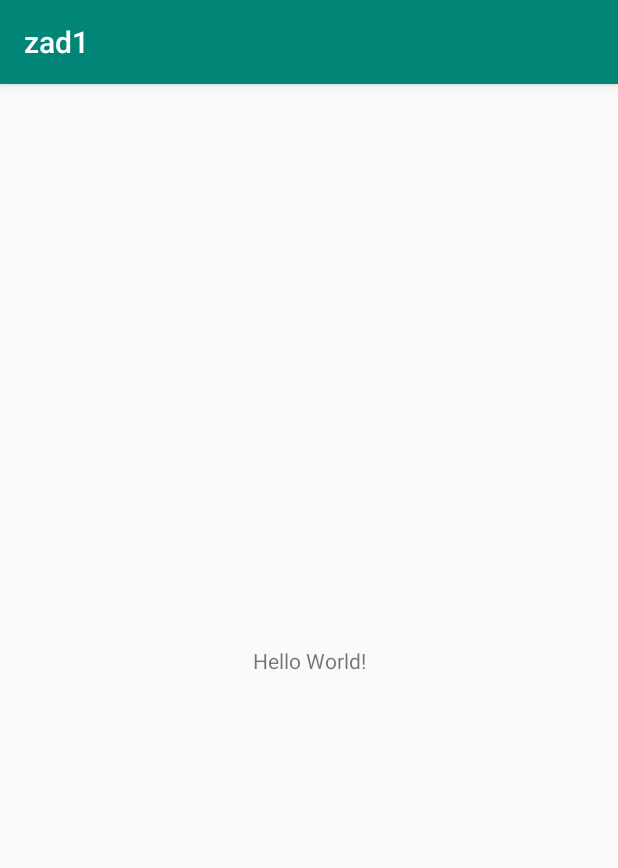
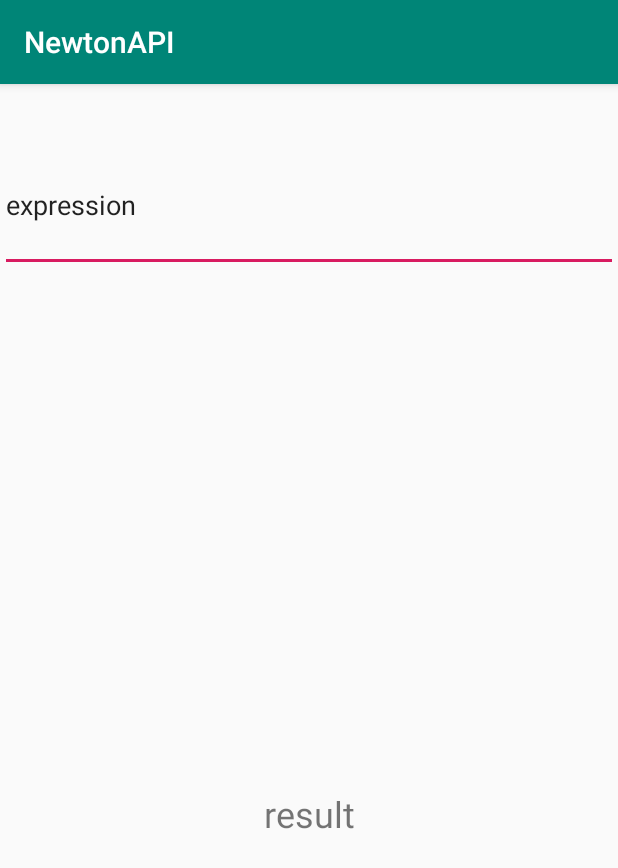
Before and after one commit to JakubGogola-IDENTT/mobile_apps, an Android app: the screen it shows after launch (MainActivity), on a phone screen of 412 x 824 dp. Shown: the top 868 px of the screen. Run offline under Robolectric (Android 15) with nearby library versions, the phone set to English and light mode, and no system bars.

```diff
--- /dev/null
+++ b/lista6/zad1/app/src/main/java/com/example/zad1/ButtonsGenerator.kt
@@ -0,0 +1,13 @@
+package com.example.zad1
+
+import android.widget.TableLayout
+
+class ButtonsGenerator(private val mainActivity: MainActivity) {
+
+    init {
+        val tableLayout = mainActivity.findViewById<TableLayout>(R.id.buttons_layout) as TableLayout
+        var buttonID = 100
+
+    }
+
+}
--- a/lista6/zad1/app/src/main/java/com/example/zad1/MainActivity.kt
+++ b/lista6/zad1/app/src/main/java/com/example/zad1/MainActivity.kt
@@ -8,14 +8,19 @@ import retrofit2.converter.gson.GsonConverterFactory
 class MainActivity : AppCompatActivity() {
 
     private lateinit var retrofit: Retrofit
+    private lateinit var buttonsGenerator: ButtonsGenerator
 
     override fun onCreate(savedInstanceState: Bundle?) {
         super.onCreate(savedInstanceState)
         setContentView(R.layout.activity_main)
 
+        buttonsGenerator = ButtonsGenerator(this)
+
         // Init retrofit
         retrofit = Retrofit.Builder().baseUrl("https://newton.now.sh")
             .addConverterFactory(GsonConverterFactory.create()).build()
 
+        println(Operation.SIMPLIFY)
+
     }
 }
--- /dev/null
+++ b/lista6/zad1/app/src/main/java/com/example/zad1/Operation.kt
@@ -0,0 +1,79 @@
+package com.example.zad1
+
+enum class Operation {
+    SIMPLIFY {
+        override fun toString(): String {
+            return "simplify"
+        }
+    },
+    FACTOR {
+        override fun toString(): String {
+            return "factor"
+        }
+    },
+    DERIVE {
+        override fun toString(): String {
+            return "derive"
+        }
+    },
+    INTEGRATE {
+        override fun toString(): String {
+            return "integrate"
+        }
+    },
+    ZEROS {
+        override fun toString(): String {
+            return "zeros"
+        }
+    },
+    TANGENT {
+        override fun toString(): String {
+            return "tangent"
+        }
+    },
+    AREA {
+        override fun toString(): String {
+            return "area"
+        }
+    },
+    COS {
+        override fun toString(): String {
+            return "cos"
+        }
+    },
+    SIN {
+        override fun toString(): String {
+            return "sin"
+        }
+    },
+    TAN {
+        override fun toString(): String {
+            return "tan"
+        }
+    },
+    ARCCOS {
+        override fun toString(): String {
+            return "arccos"
+        }
+    },
+    ARCSIN {
+        override fun toString(): String {
+            return "arcsin"
+        }
+    },
+    ARCTAN {
+        override fun toString(): String {
+            return "arctan"
+        }
+    },
+    ABS {
+        override fun toString(): String {
+            return "abs"
+        }
+    },
+    LOG {
+        override fun toString(): String {
+            return "log"
+        }
+    }
+}
--- a/lista6/zad1/app/src/main/res/layout/activity_main.xml
+++ b/lista6/zad1/app/src/main/res/layout/activity_main.xml
@@ -1,18 +1,35 @@
 <?xml version="1.0" encoding="utf-8"?>
 <androidx.constraintlayout.widget.ConstraintLayout xmlns:android="http://schemas.android.com/apk/res/android"
-    xmlns:app="http://schemas.android.com/apk/res-auto"
-    xmlns:tools="http://schemas.android.com/tools"
-    android:layout_width="match_parent"
-    android:layout_height="match_parent"
-    tools:context=".MainActivity">
+                                                   xmlns:app="http://schemas.android.com/apk/res-auto"
+                                                   xmlns:tools="http://schemas.android.com/tools"
+                                                   android:layout_width="match_parent"
+                                                   android:layout_height="match_parent"
+                                                   tools:context=".MainActivity">
+    <EditText
+        android:layout_width="match_parent"
+        android:layout_height="89dp"
+        android:inputType="textPersonName"
+        android:text="@string/expression_input"
+        android:ems="10"
+        android:id="@+id/expression_input" app:layout_constraintTop_toTopOf="parent"
+        android:layout_marginTop="36dp" app:layout_constraintEnd_toEndOf="parent"
+        app:layout_constraintStart_toStartOf="parent" android:autofillHints=""
+        app:layout_constraintHorizontal_bias="0.49"/>
+    <TableLayout
+        android:layout_width="412dp"
+        android:layout_height="221dp"
+        android:id="@+id/buttons_layout" app:layout_constraintBottom_toBottomOf="parent"
+        app:layout_constraintTop_toTopOf="parent" app:layout_constraintStart_toStartOf="parent"
+        app:layout_constraintEnd_toEndOf="parent" app:layout_constraintHorizontal_bias="1.0"
+        app:layout_constraintVertical_bias="0.358">
 
+    </TableLayout>
     <TextView
-        android:layout_width="wrap_content"
-        android:layout_height="wrap_content"
-        android:text="Hello World!"
-        app:layout_constraintBottom_toBottomOf="parent"
-        app:layout_constraintLeft_toLeftOf="parent"
-        app:layout_constraintRight_toRightOf="parent"
-        app:layout_constraintTop_toTopOf="parent" />
-
+        android:text="@string/result"
+        android:layout_width="412dp"
+        android:layout_height="72dp"
+        android:id="@+id/result" app:layout_constraintStart_toStartOf="parent"
+        app:layout_constraintEnd_toEndOf="parent" app:layout_constraintTop_toTopOf="parent"
+        app:layout_constraintBottom_toBottomOf="parent" app:layout_constraintHorizontal_bias="0.0"
+        app:layout_constraintVertical_bias="0.675" android:textSize="24sp" android:textAlignment="center"/>
 </androidx.constraintlayout.widget.ConstraintLayout>
--- a/lista6/zad1/app/src/main/res/values/strings.xml
+++ b/lista6/zad1/app/src/main/res/values/strings.xml
@@ -1,3 +1,5 @@
 <resources>
-    <string name="app_name">zad1</string>
+    <string name="app_name">NewtonAPI</string>
+    <string name="expression_input">expression</string>
+    <string name="result">result</string>
 </resources>
```
